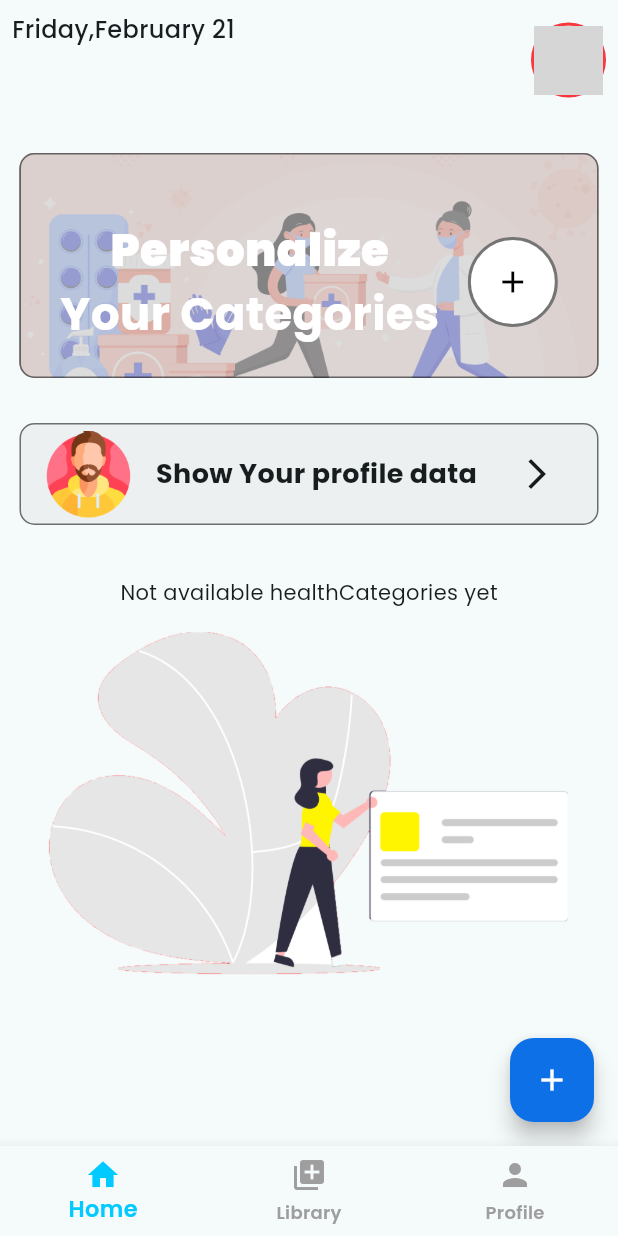
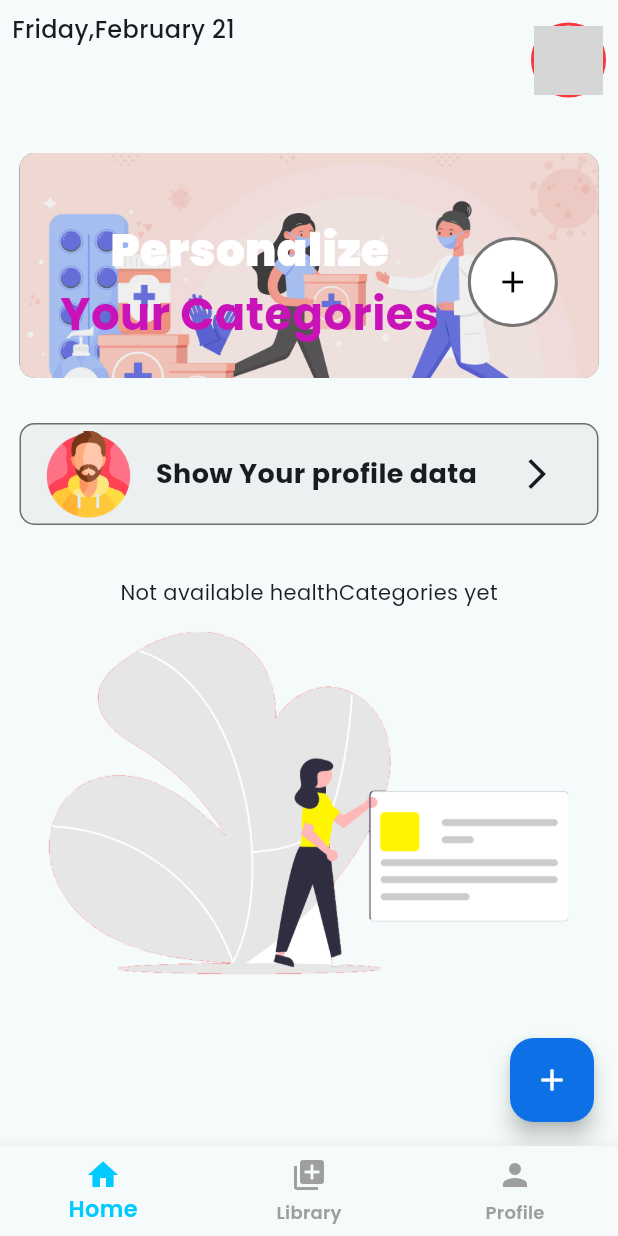
Before and after one commit to andriimobdev25/healthcare-app, a Flutter app: the screen it shows once a user with an empty profile is signed in, on a phone screen of 412 x 824 dp. Run offline on Flutter 3.47's test engine with Material 3 defaults, Android fonts, the phone set to English and light mode, and no system bars; our stand-ins replace animate_do, cloud_firestore, firebase_auth, firebase_core, firebase_messaging, firebase_storage and 8 more; missing offline and left inert: google_mlkit_text_recognition; accounts and stored records are empty; network calls fail; grey boxes are pictures that could not be loaded.

Commit message:
Update background color opacity and text color in AddYourSymptonsCard for improved aesthetics

```diff
--- a/lib/widgets/main/add_your_symptons_card.dart
+++ b/lib/widgets/main/add_your_symptons_card.dart
@@ -44,10 +44,10 @@ class AddYourSymptonsCard extends StatelessWidget {
             decoration: BoxDecoration(
               borderRadius: BorderRadius.circular(10),
               // ignore: deprecated_member_use
-              color: subLandMarksCardBg.withOpacity(0.65),
-              border: Border.all(
-                color: Colors.black54,
-              ),
+              color: subLandMarksCardBg.withOpacity(0.3),
+              // border: Border.all(
+              //   color: Colors.black54,
+              // ),
             ),
           ),
           Padding(
@@ -78,7 +78,8 @@ class AddYourSymptonsCard extends StatelessWidget {
                             "Your Categories",
                             style: TextStyle(
                               fontSize: 30,
-                              color: Colors.white,
+                              // color: Colors.white,
+                              color: mainPurpleColor,
                               fontWeight: FontWeight.bold,
                             ),
                           ),
```
